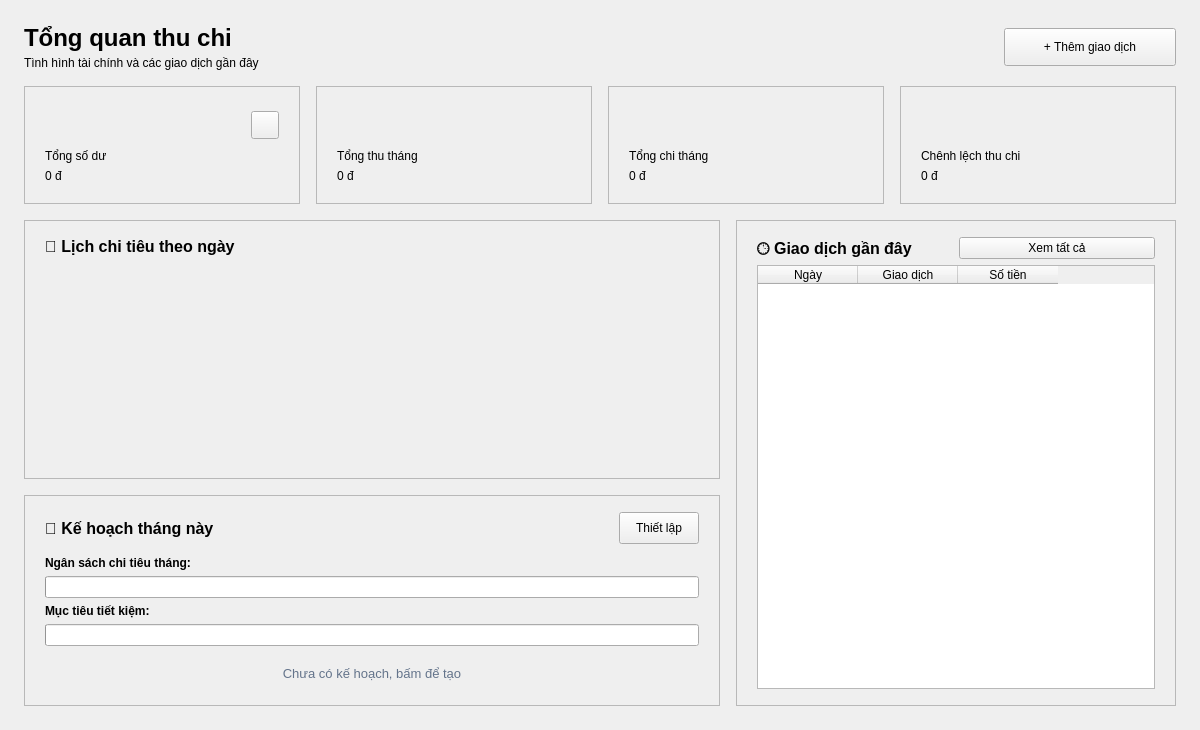
Qt form src/ui/pages/dashboard_page.ui (ryoverling/PBL2) before a commit.
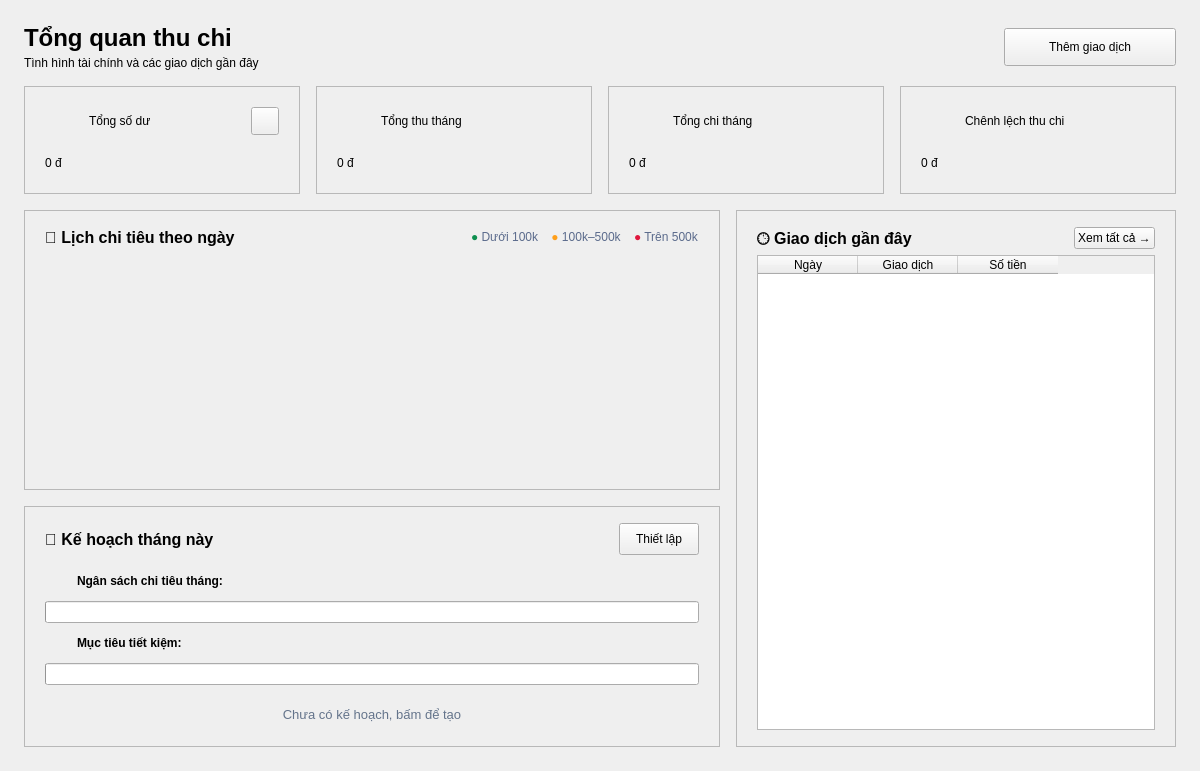
The same form after that commit. Custom widgets are drawn as their Qt base class.

Commit message: feat(ui): align dashboard with mockups - KPI sparklines, square calendar cells, category badges, and nav polish

What changed in the file:
```diff
--- a/src/ui/pages/dashboard_page.ui
+++ b/src/ui/pages/dashboard_page.ui
@@ -87,7 +87,7 @@
         </size>
        </property>
        <property name="text">
-        <string>+ Thêm giao dịch</string>
+        <string>Thêm giao dịch</string>
        </property>
        <property name="role" stdset="0">
         <string notr="true">primary</string>
@@ -117,8 +117,26 @@
         <string notr="true">card</string>
        </property>
        <layout class="QVBoxLayout" name="balanceLayout">
+        <property name="spacing">
+         <number>10</number>
+        </property>
+        <property name="leftMargin">
+         <number>20</number>
+        </property>
+        <property name="topMargin">
+         <number>16</number>
+        </property>
+        <property name="rightMargin">
+         <number>20</number>
+        </property>
+        <property name="bottomMargin">
+         <number>16</number>
+        </property>
         <item>
          <layout class="QHBoxLayout" name="balanceTitleLayout">
+          <property name="spacing">
+           <number>8</number>
+          </property>
           <item>
            <widget class="IconBadge" name="badgeBalance">
             <property name="minimumSize">
@@ -138,6 +156,17 @@
             </property>
            </widget>
           </item>
+          <item>
+           <widget class="QLabel" name="lblBalanceTitle">
+            <property name="text">
+             <string>Tổng số dư</string>
+            </property>
+            <property name="property" stdset="0">
+             <string notr="true">class</string>
+             <string notr="true">card-title</string>
+            </property>
+           </widget>
+          </item>
           <item>
            <spacer name="spacerEyeDash">
             <property name="orientation">
@@ -145,7 +174,7 @@
             </property>
             <property name="sizeHint" stdset="0">
              <size>
-              <width>40</width>
+              <width>20</width>
               <height>20</height>
              </size>
             </property>
@@ -178,32 +207,6 @@
           </item>
          </layout>
         </item>
-        <item>
-         <widget class="QLabel" name="lblBalanceTitle">
-          <property name="text">
-           <string>Tổng số dư</string>
-          </property>
-          <property name="property" stdset="0">
-           <string notr="true">class</string>
-           <string notr="true">card-title</string>
-          </property>
-          <property name="wordWrap">
-           <bool>true</bool>
-          </property>
-         </widget>
-        </item>
-        <property name="leftMargin">
-         <number>20</number>
-        </property>
-        <property name="topMargin">
-         <number>20</number>
-        </property>
-        <property name="rightMargin">
-         <number>20</number>
-        </property>
-        <property name="bottomMargin">
-         <number>20</number>
-        </property>
         <item>
          <widget class="QLabel" name="lblTotalBalance">
           <property name="text">
@@ -219,13 +222,13 @@
        <property name="minimumSize">
         <size>
          <width>230</width>
-         <height>118</height>
+         <height>108</height>
         </size>
        </property>
        <property name="maximumSize">
         <size>
          <width>16777215</width>
-         <height>118</height>
+         <height>108</height>
         </size>
        </property>
       </widget>
@@ -246,6 +249,26 @@
         <string notr="true">card</string>
        </property>
        <layout class="QVBoxLayout" name="incomeLayout">
+        <property name="spacing">
+         <number>10</number>
+        </property>
+        <property name="leftMargin">
+         <number>20</number>
+        </property>
+        <property name="topMargin">
+         <number>16</number>
+        </property>
+        <property name="rightMargin">
+         <number>20</number>
+        </property>
+        <property name="bottomMargin">
+         <number>16</number>
+        </property>
+        <item>
+         <layout class="QHBoxLayout" name="incomeTitleLayout">
+          <property name="spacing">
+           <number>8</number>
+          </property>
         <item>
          <widget class="IconBadge" name="badgeIncome">
           <property name="minimumSize">
@@ -265,18 +288,6 @@
           </property>
          </widget>
         </item>
-        <property name="leftMargin">
-         <number>20</number>
-        </property>
-        <property name="topMargin">
-         <number>20</number>
-        </property>
-        <property name="rightMargin">
-         <number>20</number>
-        </property>
-        <property name="bottomMargin">
-         <number>20</number>
-        </property>
         <item>
          <widget class="QLabel" name="lblIncomeTitle">
           <property name="text">
@@ -286,10 +297,41 @@
            <string notr="true">class</string>
            <string notr="true">card-title</string>
           </property>
-          <property name="wordWrap">
-           <bool>true</bool>
-          </property>
-         </widget>
+           </widget>
+          </item>
+          <item>
+           <spacer name="spacerIncome">
+            <property name="orientation">
+             <enum>Qt::Horizontal</enum>
+            </property>
+            <property name="sizeHint" stdset="0">
+             <size>
+              <width>20</width>
+              <height>20</height>
+             </size>
+            </property>
+           </spacer>
+          </item>
+          <item>
+           <widget class="QLabel" name="lblIncomeSparkline">
+            <property name="minimumSize">
+             <size>
+              <width>56</width>
+              <height>26</height>
+             </size>
+            </property>
+            <property name="maximumSize">
+             <size>
+              <width>56</width>
+              <height>26</height>
+             </size>
+            </property>
+            <property name="text">
+             <string />
+            </property>
+           </widget>
+          </item>
+         </layout>
         </item>
         <item>
          <widget class="QLabel" name="lblTotalIncome">
@@ -306,13 +348,13 @@
        <property name="minimumSize">
         <size>
          <width>230</width>
-         <height>118</height>
+         <height>108</height>
         </size>
        </property>
        <property name="maximumSize">
         <size>
          <width>16777215</width>
-         <height>118</height>
+         <height>108</height>
         </size>
        </property>
       </widget>
@@ -333,6 +375,26 @@
         <string notr="true">card</string>
        </property>
        <layout class="QVBoxLayout" name="expenseLayout">
+        <property name="spacing">
+         <number>10</number>
+        </property>
+        <property name="leftMargin">
+         <number>20</number>
+        </property>
+        <property name="topMargin">
+         <number>16</number>
+        </property>
+        <property name="rightMargin">
+         <number>20</number>
+        </property>
+        <property name="bottomMargin">
+         <number>16</number>
+        </property>
+        <item>
+         <layout class="QHBoxLayout" name="expenseTitleLayout">
+          <property name="spacing">
+           <number>8</number>
+          </property>
         <item>
          <widget class="IconBadge" name="badgeExpense">
           <property name="minimumSize">
@@ -352,18 +414,6 @@
           </property>
          </widget>
         </item>
-        <property name="leftMargin">
-         <number>20</number>
-        </property>
-        <property name="topMargin">
-         <number>20</number>
-        </property>
-        <property name="rightMargin">
-         <number>20</number>
-        </property>
-        <property name="bottomMargin">
-         <number>20</number>
-        </property>
         <item>
          <widget class="QLabel" name="lblExpenseTitle">
           <property name="text">
@@ -373,10 +423,41 @@
            <string notr="true">class</string>
            <string notr="true">card-title</string>
           </property>
-          <property name="wordWrap">
-           <bool>true</bool>
-          </property>
-         </widget>
+           </widget>
+          </item>
+          <item>
+           <spacer name="spacerExpense">
+            <property name="orientation">
+             <enum>Qt::Horizontal</enum>
+            </property>
+            <property name="sizeHint" stdset="0">
+             <size>
+              <width>20</width>
+              <height>20</height>
+             </size>
+            </property>
+           </spacer>
+          </item>
+          <item>
+           <widget class="QLabel" name="lblExpenseSparkline">
+            <property name="minimumSize">
+             <size>
+              <width>56</width>
+              <height>26</height>
+             </size>
+            </property>
+            <property name="maximumSize">
+             <size>
+              <width>56</width>
+              <height>26</height>
+             </size>
+            </property>
+            <property name="text">
+             <string />
+            </property>
+           </widget>
+          </item>
+         </layout>
         </item>
         <item>
          <widget class="QLabel" name="lblTotalExpense">
@@ -393,13 +474,13 @@
        <property name="minimumSize">
         <size>
          <width>230</width>
-         <height>118</height>
+         <height>108</height>
         </size>
        </property>
        <property name="maximumSize">
         <size>
          <width>16777215</width>
-         <height>118</height>
+         <height>108</height>
         </size>
        </property>
       </widget>
@@ -420,6 +501,26 @@
         <string notr="true">card</string>
        </property>
        <layout class="QVBoxLayout" name="netLayout">
+        <property name="spacing">
+         <number>10</number>
+        </property>
+        <property name="leftMargin">
+         <number>20</number>
+        </property>
+        <property name="topMargin">
+         <number>16</number>
+        </property>
+        <property name="rightMargin">
+         <number>20</number>
+        </property>
+        <property name="bottomMargin">
+         <number>16</number>
+        </property>
+        <item>
+         <layout class="QHBoxLayout" name="netTitleLayout">
+          <property name="spacing">
+           <number>8</number>
+          </property>
         <item>
          <widget class="IconBadge" name="badgeNet">
           <property name="minimumSize">
@@ -439,18 +540,6 @@
           </property>
          </widget>
         </item>
-        <property name="leftMargin">
-         <number>20</number>
-        </property>
-        <property name="topMargin">
-         <number>20</number>
-        </property>
-        <property name="rightMargin">
-         <number>20</number>
-        </property>
-        <property name="bottomMargin">
-         <number>20</number>
-        </property>
         <item>
          <widget class="QLabel" name="lblNetTitle">
           <property name="property" stdset="0">
@@ -460,10 +549,22 @@
           <property name="text">
            <string>Chênh lệch thu chi</string>
           </property>
-          <property name="wordWrap">
-           <bool>true</bool>
-          </property>
-         </widget>
+           </widget>
+          </item>
+          <item>
+           <spacer name="spacerNet">
+            <property name="orientation">
+             <enum>Qt::Horizontal</enum>
+            </property>
+            <property name="sizeHint" stdset="0">
+             <size>
+              <width>20</width>
+              <height>20</height>
+             </size>
+            </property>
+           </spacer>
+          </item>
+         </layout>
         </item>
         <item>
          <widget class="QLabel" name="lblNetTotal">
@@ -480,13 +581,13 @@
        <property name="minimumSize">
         <size>
          <width>230</width>
-         <height>118</height>
+         <height>108</height>
         </size>
        </property>
        <property name="maximumSize">
         <size>
          <width>16777215</width>
-         <height>118</height>
+         <height>108</height>
         </size>
        </property>
       </widget>
@@ -526,7 +627,9 @@
            <number>16</number>
           </property>
           <item>
-           <widget class="QLabel">
+           <layout class="QHBoxLayout" name="calendarHeaderLayout">
+            <item>
+             <widget class="QLabel" name="lblCalendarTitle">
             <property name="font">
              <font>
               <pointsize>12</pointsize>
@@ -539,6 +642,31 @@
            </widget>
           </item>
           <item>
+             <spacer name="spacerCalHeader">
+              <property name="orientation">
+               <enum>Qt::Horizontal</enum>
+              </property>
+              <property name="sizeHint" stdset="0">
+               <size>
+                <width>20</width>
+                <height>20</height>
+               </size>
+              </property>
+             </spacer>
+            </item>
+            <item>
+             <widget class="QLabel" name="lblCalendarLegend">
+              <property name="text">
+               <string>&lt;span style=&quot;color:#0E8F4F;&quot;&gt;●&lt;/span&gt; Dưới 100k &amp;nbsp;&amp;nbsp; &lt;span style=&quot;color:#FF9F1A;&quot;&gt;●&lt;/span&gt; 100k–500k &amp;nbsp;&amp;nbsp; &lt;span style=&quot;color:#E0173D;&quot;&gt;●&lt;/span&gt; Trên 500k</string>
+              </property>
+              <property name="styleSheet">
+               <string notr="true">color: #5B6B8C; font-size: 12px;</string>
+              </property>
+             </widget>
+            </item>
+           </layout>
+          </item>
+          <item>
            <widget class="CalendarWidget" name="calDaily" native="true">
             <property name="sizePolicy">
              <sizepolicy hsizetype="Expanding" vsizetype="Expanding">
@@ -549,7 +677,7 @@
             <property name="minimumSize">
              <size>
               <width>320</width>
-              <height>200</height>
+              <height>220</height>
              </size>
             </property>
            </widget>
@@ -580,7 +708,7 @@
            <number>16</number>
           </property>
           <property name="spacing">
-           <number>8</number>
+           <number>10</number>
           </property>
           <item>
            <layout class="QHBoxLayout" name="planHeaderLayout">
@@ -644,8 +772,32 @@
               <number>4</number>
              </property>
              <property name="spacing">
-              <number>6</number>
+              <number>8</number>
              </property>
+             <item>
+              <layout class="QHBoxLayout" name="budgetHeaderRow">
+               <property name="spacing">
+                <number>8</number>
+               </property>
+               <item>
+                <widget class="QLabel" name="lblBudgetIcon">
+                 <property name="minimumSize">
+                  <size>
+                   <width>24</width>
+                   <height>24</height>
+                  </size>
+                 </property>
+                 <property name="maximumSize">
+                  <size>
+                   <width>24</width>
+                   <height>24</height>
+                  </size>
+                 </property>
+                 <property name="text">
+                  <string />
+                 </property>
+                </widget>
+               </item>
              <item>
               <widget class="QLabel" name="lblBudgetLabel">
                <property name="font">
@@ -659,6 +811,8 @@
                </property>
               </widget>
              </item>
+              </layout>
+             </item>
              <item>
               <widget class="QProgressBar" name="prgBudget">
                <property name="minimumHeight">
@@ -672,6 +826,30 @@
                </property>
                <property name="textVisible">
                 <bool>false</bool>
+               </property>
+              </widget>
+             </item>
+             <item>
+              <layout class="QHBoxLayout" name="goalHeaderRow">
+               <property name="spacing">
+                <number>8</number>
+               </property>
+               <item>
+                <widget class="QLabel" name="lblGoalIcon">
+                 <property name="minimumSize">
+                  <size>
+                   <width>24</width>
+                   <height>24</height>
+                  </size>
+                 </property>
+                 <property name="maximumSize">
+                  <size>
+                   <width>24</width>
+                   <height>24</height>
+                  </size>
+                 </property>
+                 <property name="text">
+                  <string />
                </property>
               </widget>
              </item>
@@ -688,6 +866,8 @@
                </property>
               </widget>
              </item>
+              </layout>
+             </item>
              <item>
               <widget class="QProgressBar" name="prgGoal">
                <property name="minimumHeight">
@@ -765,13 +945,26 @@
             </property>
            </widget>
           </item>
+          <item>
+           <spacer name="spacerRecentHeader">
+            <property name="orientation">
+             <enum>Qt::Horizontal</enum>
+            </property>
+            <property name="sizeHint" stdset="0">
+             <size>
+              <width>20</width>
+              <height>20</height>
+             </size>
+            </property>
+           </spacer>
+          </item>
           <item>
            <widget class="QPushButton" name="btnViewAll">
             <property name="role" stdset="0">
              <string notr="true">secondary</string>
             </property>
             <property name="text">
-             <string>Xem tất cả</string>
+             <string>Xem tất cả →</string>
             </property>
            </widget>
           </item>
@@ -780,7 +973,7 @@
         <item>
          <widget class="QTableWidget" name="tblRecentTransactions">
           <attribute name="verticalHeaderDefaultSectionSize">
-           <number>42</number>
+           <number>48</number>
           </attribute>
           <property name="editTriggers">
            <set>QAbstractItemView::NoEditTriggers</set>
```
Left out of the diff: 11 changed lines with no effect on the pictures. Lines whose indentation alone changed are shown as unchanged. The commit also changes 7 other files.
